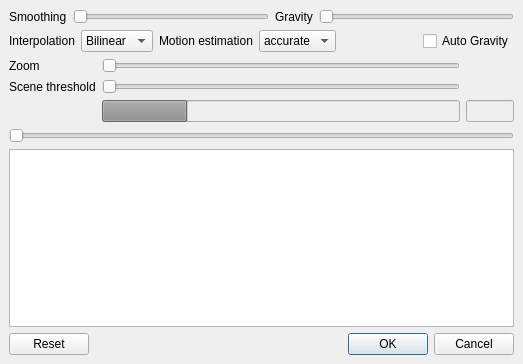
Old version of the form avidemux_plugins/ADM_videoFilters6/imageStab/qt4/imageStab.ui in the repository mean00/avidemux2.
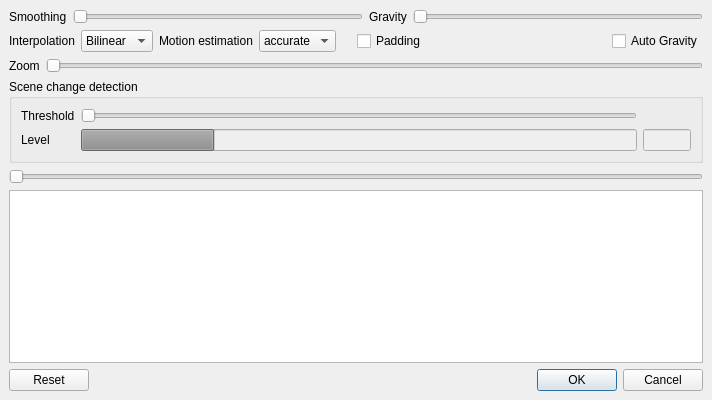
New version of the form. Custom widgets are drawn as their Qt base class.

Commit message: [imageStab] option for padding; improve UI

Patch:
```diff
--- a/avidemux_plugins/ADM_videoFilters6/imageStab/qt4/imageStab.ui
+++ b/avidemux_plugins/ADM_videoFilters6/imageStab/qt4/imageStab.ui
@@ -6,8 +6,8 @@
    <rect>
     <x>0</x>
     <y>0</y>
-    <width>523</width>
-    <height>364</height>
+    <width>712</width>
+    <height>400</height>
    </rect>
   </property>
   <property name="windowTitle">
@@ -117,6 +117,29 @@
        </item>
       </widget>
      </item>
+     <item>
+      <spacer name="horizontalSpacer_2">
+       <property name="orientation">
+        <enum>Qt::Horizontal</enum>
+       </property>
+       <property name="sizeType">
+        <enum>QSizePolicy::Fixed</enum>
+       </property>
+       <property name="sizeHint" stdset="0">
+        <size>
+         <width>15</width>
+         <height>20</height>
+        </size>
+       </property>
+      </spacer>
+     </item>
+     <item>
+      <widget class="QCheckBox" name="checkBoxPad">
+       <property name="text">
+        <string>Padding</string>
+       </property>
+      </widget>
+     </item>
      <item>
       <spacer name="horizontalSpacer">
        <property name="orientation">
@@ -140,6 +163,42 @@
     </layout>
    </item>
    <item>
+    <layout class="QHBoxLayout" name="horizontalLayout_5">
+     <item>
+      <widget class="QLabel" name="labelZoom">
+       <property name="text">
+        <string>Zoom</string>
+       </property>
+      </widget>
+     </item>
+     <item>
+      <widget class="ADM_SliderIndicator" name="horizontalSliderZoom">
+       <property name="sizePolicy">
+        <sizepolicy hsizetype="Expanding" vsizetype="Fixed">
+         <horstretch>0</horstretch>
+         <verstretch>0</verstretch>
+        </sizepolicy>
+       </property>
+       <property name="minimum">
+        <number>100</number>
+       </property>
+       <property name="maximum">
+        <number>250</number>
+       </property>
+       <property name="orientation">
+        <enum>Qt::Horizontal</enum>
+       </property>
+      </widget>
+     </item>
+    </layout>
+   </item>
+   <item>
+    <widget class="QGroupBox" name="groupBox">
+     <property name="title">
+      <string>Scene change detection</string>
+     </property>
+     <layout class="QHBoxLayout" name="horizontalLayout_6">
+      <item>
     <layout class="QGridLayout" name="gridLayout">
      <item row="1" column="1">
       <widget class="ADM_SliderIndicator" name="horizontalSliderSceneThreshold">
@@ -154,20 +213,6 @@
        </property>
       </widget>
      </item>
-     <item row="1" column="0">
-      <widget class="QLabel" name="labelChromaShiftAngle">
-       <property name="text">
-        <string>Scene threshold</string>
-       </property>
-      </widget>
-     </item>
-     <item row="0" column="0">
-      <widget class="QLabel" name="labelZoom">
-       <property name="text">
-        <string>Zoom</string>
-       </property>
-      </widget>
-     </item>
      <item row="2" column="1">
       <widget class="QProgressBar" name="progressBarScene">
        <property name="enabled">
@@ -181,22 +226,10 @@
        </property>
       </widget>
      </item>
-     <item row="0" column="1">
-      <widget class="ADM_SliderIndicator" name="horizontalSliderZoom">
-       <property name="sizePolicy">
-        <sizepolicy hsizetype="Expanding" vsizetype="Fixed">
-         <horstretch>0</horstretch>
-         <verstretch>0</verstretch>
-        </sizepolicy>
-       </property>
-       <property name="minimum">
-        <number>100</number>
-       </property>
-       <property name="maximum">
-        <number>250</number>
-       </property>
-       <property name="orientation">
-        <enum>Qt::Horizontal</enum>
+        <item row="1" column="0">
+         <widget class="QLabel" name="labelThreshold">
+          <property name="text">
+           <string>Threshold</string>
        </property>
       </widget>
      </item>
@@ -219,7 +252,17 @@
        </property>
       </widget>
      </item>
-    </layout>
+        <item row="2" column="0">
+         <widget class="QLabel" name="labelLevel">
+          <property name="text">
+           <string>Level</string>
+          </property>
+         </widget>
+        </item>
+       </layout>
+      </item>
+     </layout>
+    </widget>
    </item>
    <item>
     <layout class="QHBoxLayout" name="toolboxLayout"/>
@@ -251,11 +294,6 @@
   </layout>
  </widget>
  <customwidgets>
-  <customwidget>
-   <class>ADM_flyNavSlider</class>
-   <extends>ADM_QSlider</extends>
-   <header>ADM_toolkitQt.h</header>
-  </customwidget>
   <customwidget>
    <class>ADM_QSlider</class>
    <extends>QSlider</extends>
@@ -266,6 +304,11 @@
    <extends>QSlider</extends>
    <header>ADM_toolkitQt.h</header>
   </customwidget>
+  <customwidget>
+   <class>ADM_flyNavSlider</class>
+   <extends>ADM_QSlider</extends>
+   <header>ADM_toolkitQt.h</header>
+  </customwidget>
  </customwidgets>
  <resources/>
  <connections>
```
Lines whose indentation alone changed are shown as unchanged. The commit also changes 7 other files.
